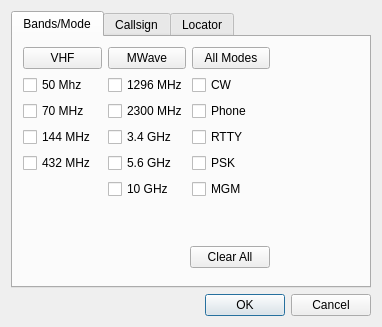
Rsclub22/Minos2-Mirror, file mqt/MqtBase/clusterclientfilterdialog.ui: the form before one commit.
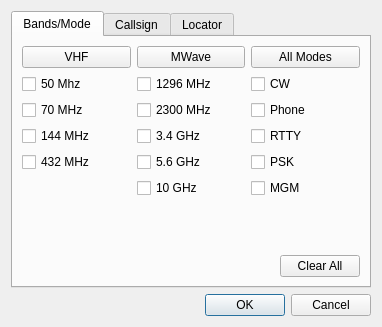
The form after the commit.

Commit message: Correct the filter layout

The edit to the form file:
```diff
--- a/mqt/MqtBase/clusterclientfilterdialog.ui
+++ b/mqt/MqtBase/clusterclientfilterdialog.ui
@@ -6,7 +6,7 @@
    <rect>
     <x>0</x>
     <y>0</y>
-    <width>362</width>
+    <width>380</width>
     <height>327</height>
    </rect>
   </property>
@@ -23,15 +23,6 @@
       <attribute name="title">
        <string>Bands/Mode</string>
       </attribute>
-      <widget class="QWidget" name="layoutWidget">
-       <property name="geometry">
-        <rect>
-         <x>10</x>
-         <y>10</y>
-         <width>247</width>
-         <height>221</height>
-        </rect>
-       </property>
        <layout class="QVBoxLayout" name="verticalLayout_3">
         <item>
          <layout class="QHBoxLayout" name="horizontalLayout_3">
@@ -232,7 +223,6 @@
          </layout>
         </item>
        </layout>
-      </widget>
      </widget>
      <widget class="QWidget" name="callsignFilter">
       <attribute name="title">
```
Lines whose indentation alone changed are shown as unchanged.
